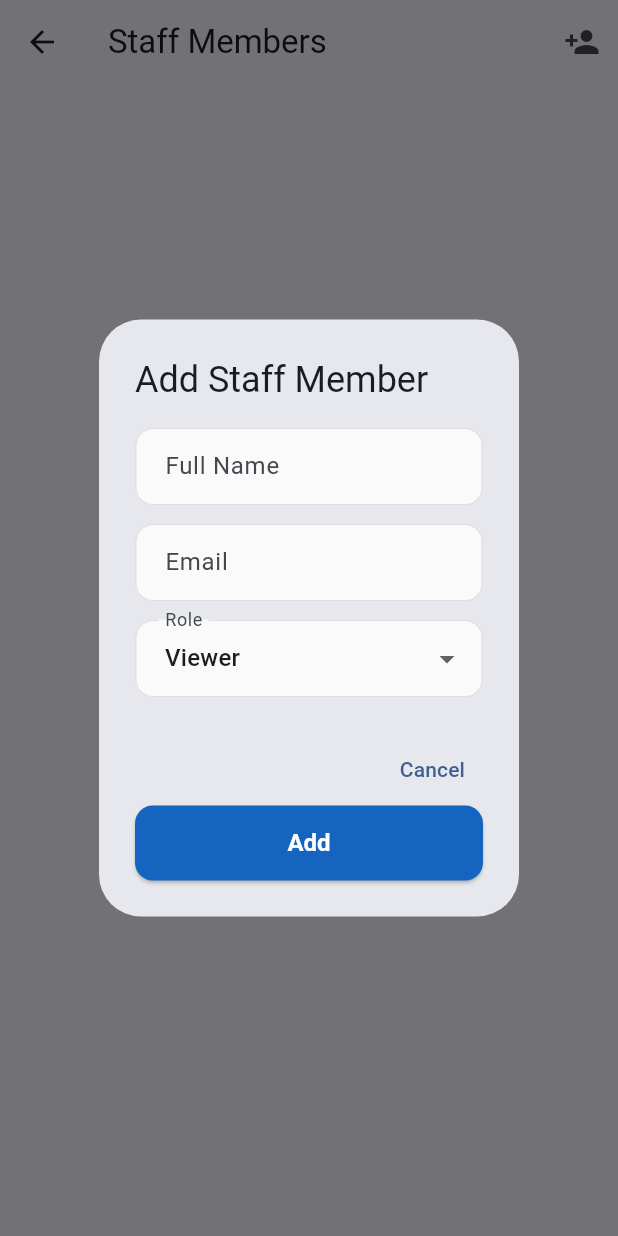
After one commit to zuraiz-01/digi_khata, a Flutter app: the StaffScreen screen opened by its route, after a tap on the "person add" icon, on a phone screen of 412 x 824 dp. The commit adds this screen. Run offline on Flutter 3.47's test engine with Material 3 defaults, Android fonts, the phone set to English and light mode, and no system bars; our stand-ins replace cloud_firestore, firebase_auth, firebase_core; accounts and stored records are empty.

Commit message:
feat: add staff roles and permissions

```diff
--- a/lib/main.dart
+++ b/lib/main.dart
@@ -3,9 +3,11 @@ import 'package:firebase_core/firebase_core.dart';
 import 'package:provider/provider.dart';
 import 'providers/auth_provider.dart';
 import 'providers/business_provider.dart';
+import 'providers/staff_provider.dart';
 import 'screens/login_screen.dart';
 import 'screens/signup_screen.dart';
 import 'screens/business_setup_screen.dart';
+import 'screens/staff_screen.dart';
 import 'screens/dashboard_screen.dart';
 
 void main() async {
@@ -16,6 +18,7 @@ void main() async {
       providers: [
         ChangeNotifierProvider(create: (_) => AppAuthProvider()),
         ChangeNotifierProvider(create: (_) => BusinessProvider()),
+        ChangeNotifierProvider(create: (_) => StaffProvider()),
       ],
       child: const DigiKhataApp(),
     ),
@@ -76,6 +79,7 @@ class DigiKhataApp extends StatelessWidget {
         '/login': (context) => const LoginScreen(),
         '/signup': (context) => const SignupScreen(),
         '/business-setup': (context) => const BusinessSetupScreen(),
+        '/staff': (context) => const StaffScreen(),
         '/dashboard': (context) => const DashboardScreen(),
       },
       home: Consumer<AppAuthProvider>(
--- /dev/null
+++ b/lib/models/staff_model.dart
@@ -0,0 +1,39 @@
+class StaffMember {
+  final String id;
+  final String businessId;
+  final String name;
+  final String email;
+  final String role;
+  final DateTime addedAt;
+
+  StaffMember({
+    required this.id,
+    required this.businessId,
+    required this.name,
+    required this.email,
+    required this.role,
+    required this.addedAt,
+  });
+
+  Map<String, dynamic> toMap() {
+    return {
+      'id': id,
+      'businessId': businessId,
+      'name': name,
+      'email': email,
+      'role': role,
+      'addedAt': addedAt,
+    };
+  }
+
+  factory StaffMember.fromMap(Map<String, dynamic> map) {
+    return StaffMember(
+      id: map['id'] ?? '',
+      businessId: map['businessId'] ?? '',
+      name: map['name'] ?? '',
+      email: map['email'] ?? '',
+      role: map['role'] ?? 'viewer',
+      addedAt: (map['addedAt'] as dynamic)?.toDate() ?? DateTime.now(),
+    );
+  }
+}
--- /dev/null
+++ b/lib/providers/staff_provider.dart
@@ -0,0 +1,65 @@
+import 'package:flutter/material.dart';
+import 'package:cloud_firestore/cloud_firestore.dart';
+import '../models/staff_model.dart';
+
+class StaffProvider extends ChangeNotifier {
+  final FirebaseFirestore _firestore = FirebaseFirestore.instance;
+
+  List<StaffMember> _staffList = [];
+  bool _isLoading = false;
+
+  List<StaffMember> get staffList => _staffList;
+  bool get isLoading => _isLoading;
+
+  Future<void> loadStaff(String businessId) async {
+    _isLoading = true;
+    notifyListeners();
+
+    final snapshot = await _firestore
+        .collection('businesses')
+        .doc(businessId)
+        .collection('staff')
+        .orderBy('addedAt', descending: true)
+        .get();
+
+    _staffList = snapshot.docs.map((doc) => StaffMember.fromMap(doc.data())).toList();
+    _isLoading = false;
+    notifyListeners();
+  }
+
+  Future<void> addStaff({
+    required String businessId,
+    required String name,
+    required String email,
+    required String role,
+  }) async {
+    final docRef = _firestore
+        .collection('businesses')
+        .doc(businessId)
+        .collection('staff')
+        .doc();
+
+    final staff = StaffMember(
+      id: docRef.id,
+      businessId: businessId,
+      name: name,
+      email: email,
+      role: role,
+      addedAt: DateTime.now(),
+    );
+    await docRef.set(staff.toMap());
+    _staffList.insert(0, staff);
+    notifyListeners();
+  }
+
+  Future<void> removeStaff(String businessId, String staffId) async {
+    await _firestore
+        .collection('businesses')
+        .doc(businessId)
+        .collection('staff')
+        .doc(staffId)
+        .delete();
+    _staffList.removeWhere((s) => s.id == staffId);
+    notifyListeners();
+  }
+}
--- a/lib/screens/dashboard_screen.dart
+++ b/lib/screens/dashboard_screen.dart
@@ -132,13 +132,16 @@ class _DashboardScreenState extends State<DashboardScreen> {
               borderRadius: BorderRadius.circular(12),
             ),
             onSelected: (value) async {
-              if (value == 'add-business') {
+              if (value == 'staff') {
+                Navigator.pushNamed(context, '/staff');
+              } else if (value == 'add-business') {
                 Navigator.pushNamed(context, '/business-setup');
               } else if (value == 'logout') {
                 await context.read<AppAuthProvider>().signOut();
               }
             },
             itemBuilder: (context) => [
+              const PopupMenuItem(value: 'staff', child: Text('Staff')),
               const PopupMenuItem(value: 'add-business', child: Text('Add Business')),
               const PopupMenuItem(value: 'logout', child: Text('Logout')),
             ],
--- /dev/null
+++ b/lib/screens/staff_screen.dart
@@ -0,0 +1,127 @@
+import 'package:flutter/material.dart';
+import 'package:provider/provider.dart';
+import '../providers/business_provider.dart';
+import '../providers/staff_provider.dart';
+import '../widgets/custom_text_field.dart';
+
+class StaffScreen extends StatefulWidget {
+  const StaffScreen({super.key});
+
+  @override
+  State<StaffScreen> createState() => _StaffScreenState();
+}
+
+class _StaffScreenState extends State<StaffScreen> {
+  @override
+  void initState() {
+    super.initState();
+    _loadStaff();
+  }
+
+  void _loadStaff() {
+    final bp = context.read<BusinessProvider>();
+    if (bp.currentBusiness != null) {
+      context.read<StaffProvider>().loadStaff(bp.currentBusiness!.id);
+    }
+  }
+
+  void _showAddStaffDialog() {
+    final nameCtl = TextEditingController();
+    final emailCtl = TextEditingController();
+    String selectedRole = 'viewer';
+
+    showDialog(
+      context: context,
+      builder: (ctx) => AlertDialog(
+        title: const Text('Add Staff Member'),
+        content: Column(
+          mainAxisSize: MainAxisSize.min,
+          children: [
+            CustomTextField(controller: nameCtl, label: 'Full Name'),
+            const SizedBox(height: 12),
+            CustomTextField(controller: emailCtl, label: 'Email'),
+            const SizedBox(height: 12),
+            DropdownButtonFormField<String>(
+              initialValue: selectedRole,
+              decoration: const InputDecoration(labelText: 'Role'),
+              items: const [
+                DropdownMenuItem(value: 'admin', child: Text('Admin')),
+                DropdownMenuItem(value: 'accountant', child: Text('Accountant')),
+                DropdownMenuItem(value: 'viewer', child: Text('Viewer')),
+              ],
+              onChanged: (v) => selectedRole = v!,
+            ),
+          ],
+        ),
+        actions: [
+          TextButton(onPressed: () => Navigator.pop(ctx), child: const Text('Cancel')),
+          ElevatedButton(
+            onPressed: () async {
+              if (nameCtl.text.isEmpty || emailCtl.text.isEmpty) return;
+              final bp = context.read<BusinessProvider>();
+              await context.read<StaffProvider>().addStaff(
+                    businessId: bp.currentBusiness!.id,
+                    name: nameCtl.text.trim(),
+                    email: emailCtl.text.trim(),
+                    role: selectedRole,
+                  );
+              if (ctx.mounted) Navigator.pop(ctx);
+            },
+            child: const Text('Add'),
+          ),
+        ],
+      ),
+    );
+  }
+
+  @override
+  Widget build(BuildContext context) {
+    final sp = context.watch<StaffProvider>();
+
+    return Scaffold(
+      appBar: AppBar(
+        title: const Text('Staff Members'),
+        actions: [
+          IconButton(
+            icon: const Icon(Icons.person_add),
+            onPressed: _showAddStaffDialog,
+          ),
+        ],
+      ),
+      body: sp.isLoading
+          ? const Center(child: CircularProgressIndicator())
+          : sp.staffList.isEmpty
+              ? const Center(child: Text('No staff members yet'))
+              : ListView.builder(
+                  padding: const EdgeInsets.all(16),
+                  itemCount: sp.staffList.length,
+                  itemBuilder: (context, index) {
+                    final staff = sp.staffList[index];
+                    return Card(
+                      child: ListTile(
+                        leading: CircleAvatar(
+                          backgroundColor: const Color(0xFF1565C0).withValues(alpha: 0.1),
+                          child: Text(
+                            staff.name[0].toUpperCase(),
+                            style: const TextStyle(color: Color(0xFF1565C0)),
+                          ),
+                        ),
+                        title: Text(staff.name),
+                        subtitle: Text('${staff.email}  •  ${staff.role.toUpperCase()}'),
+                        trailing: IconButton(
+                          icon: const Icon(Icons.delete_outline, color: Colors.red),
+                          onPressed: () {
+                            final bp = context.read<BusinessProvider>();
+                            context.read<StaffProvider>().removeStaff(
+                                  bp.currentBusiness!.id,
+                                  staff.id,
+                                );
+                          },
+                        ),
+                      ),
+                    );
+                  },
+                ),
+    );
+  }
+}
```
